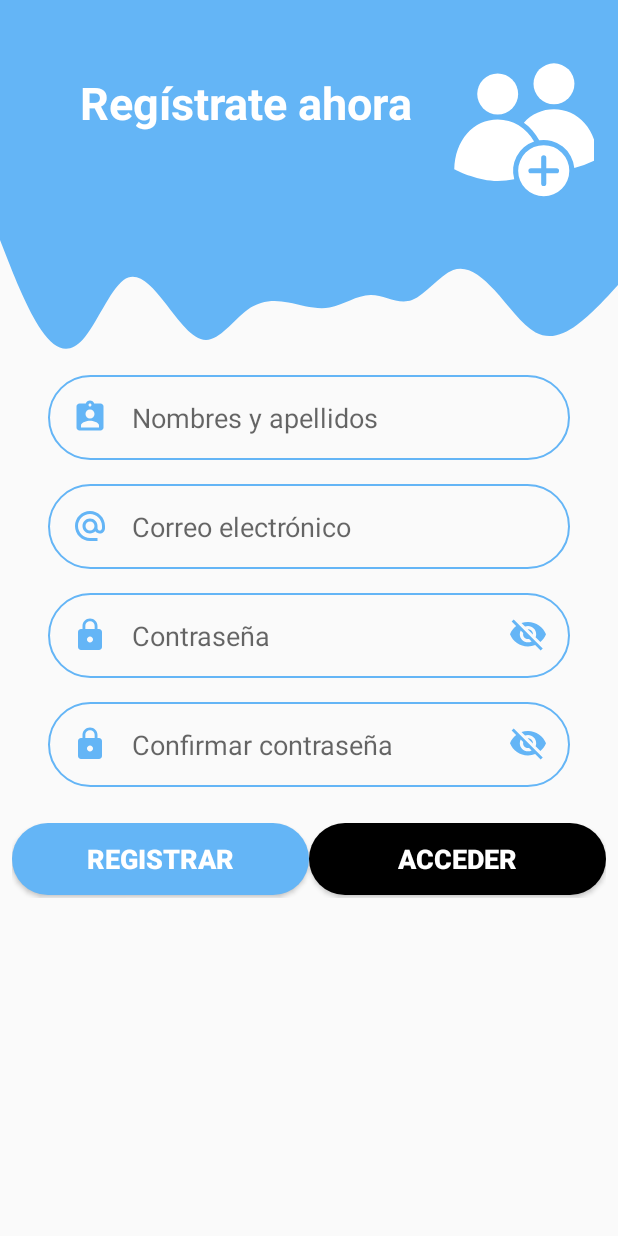
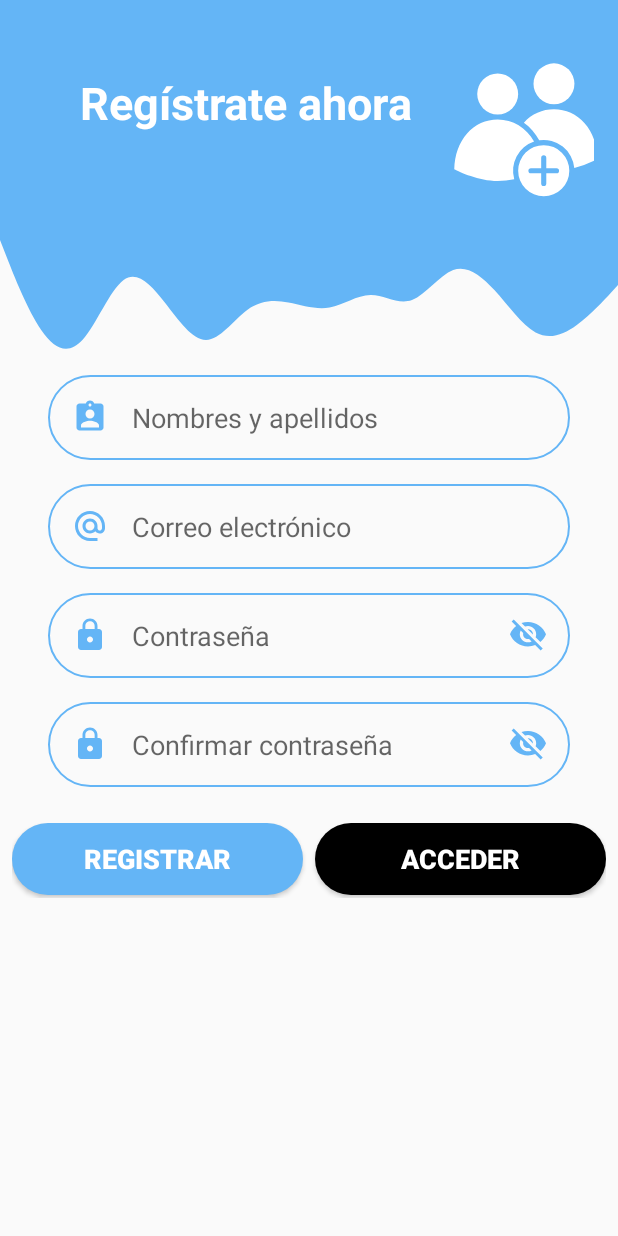
Before and after one commit to miguel192227/TecnicAll_completo, an Android app: the RegistroActivity screen opened directly, with no data from a screen before it, on a phone screen of 412 x 824 dp. Run offline under Robolectric (Android 15) with nearby library versions, the phone set to English and light mode, and no system bars.

Commit message:
Version 15/09/2020: agregamos biblioteca cardview, firebaseauth y ajustes en espacio entre botones de la vista registro
Version 15/09/2020: agregamos biblioteca cardview, firebaseauth y ajustes en espacio entre botones de la vista registro

```diff
--- a/app/src/main/res/layout/activity_registro.xml
+++ b/app/src/main/res/layout/activity_registro.xml
@@ -1,12 +1,11 @@
 <?xml version="1.0" encoding="utf-8"?>
 <ScrollView xmlns:android="http://schemas.android.com/apk/res/android"
-    android:layout_width="match_parent"
-    android:layout_height="match_parent"
-    android:fillViewport="true">
+            xmlns:app="http://schemas.android.com/apk/res-auto" xmlns:tools="http://schemas.android.com/tools"
+            android:id="@+id/scrollViewRegistro"
+            android:layout_width="match_parent"
+            android:layout_height="match_parent" android:fillViewport="true">
 
-    <androidx.constraintlayout.widget.ConstraintLayout xmlns:android="http://schemas.android.com/apk/res/android"
-        xmlns:app="http://schemas.android.com/apk/res-auto"
-        xmlns:tools="http://schemas.android.com/tools"
+    <androidx.constraintlayout.widget.ConstraintLayout
         android:layout_width="match_parent"
         android:layout_height="match_parent"
         tools:context=".RegistroActivity">
@@ -18,7 +17,7 @@
             android:background="@color/colorPrimary"
             app:layout_constraintEnd_toEndOf="parent"
             app:layout_constraintStart_toStartOf="parent"
-            app:layout_constraintTop_toTopOf="parent" />
+            app:layout_constraintTop_toTopOf="parent"/>
 
         <View
             android:id="@+id/olaViewRegistro"
@@ -27,7 +26,7 @@
             android:background="@drawable/ola"
             app:layout_constraintEnd_toEndOf="parent"
             app:layout_constraintStart_toStartOf="parent"
-            app:layout_constraintTop_toBottomOf="@+id/cabeceraViewRegistro" />
+            app:layout_constraintTop_toBottomOf="@+id/cabeceraViewRegistro"/>
 
         <ImageView
             android:id="@+id/personImageViewRegistro"
@@ -37,7 +36,7 @@
             android:layout_marginEnd="16dp"
             app:layout_constraintEnd_toEndOf="parent"
             app:layout_constraintTop_toTopOf="parent"
-            app:srcCompat="@drawable/ic_person_add" />
+            app:srcCompat="@drawable/ic_person_add"/>
 
         <TextView
             android:id="@+id/cabeceraTextViewRegistro"
@@ -51,7 +50,7 @@
             android:textStyle="bold"
             app:layout_constraintEnd_toStartOf="@+id/personImageViewRegistro"
             app:layout_constraintStart_toStartOf="parent"
-            app:layout_constraintTop_toTopOf="parent" />
+            app:layout_constraintTop_toTopOf="parent"/>
 
         <EditText
             android:id="@+id/inputNombresApellidos"
@@ -68,7 +67,7 @@
             android:padding="16dp"
             app:layout_constraintEnd_toEndOf="parent"
             app:layout_constraintStart_toStartOf="parent"
-            app:layout_constraintTop_toBottomOf="@+id/olaViewRegistro" />
+            app:layout_constraintTop_toBottomOf="@+id/olaViewRegistro"/>
 
         <EditText
             android:id="@+id/inputCorreoRegistro"
@@ -86,7 +85,7 @@
             android:padding="16dp"
             app:layout_constraintEnd_toEndOf="parent"
             app:layout_constraintStart_toStartOf="parent"
-            app:layout_constraintTop_toBottomOf="@+id/inputNombresApellidos" />
+            app:layout_constraintTop_toBottomOf="@+id/inputNombresApellidos"/>
 
         <EditText
             android:id="@+id/inputContraseñaRegistro"
@@ -105,7 +104,7 @@
             android:padding="16dp"
             app:layout_constraintEnd_toEndOf="parent"
             app:layout_constraintStart_toStartOf="parent"
-            app:layout_constraintTop_toBottomOf="@+id/inputCorreoRegistro" />
+            app:layout_constraintTop_toBottomOf="@+id/inputCorreoRegistro"/>
 
         <EditText
             android:id="@+id/inputRepetirContraseñaRegistro"
@@ -124,7 +123,7 @@
             android:padding="16dp"
             app:layout_constraintEnd_toEndOf="parent"
             app:layout_constraintStart_toStartOf="parent"
-            app:layout_constraintTop_toBottomOf="@+id/inputContraseñaRegistro" />
+            app:layout_constraintTop_toBottomOf="@+id/inputContraseñaRegistro"/>
 
         <LinearLayout
             android:id="@+id/linerLayoutRegistro"
@@ -147,8 +146,11 @@
                 android:text="@string/text_btn_registrar"
                 android:textColor="@android:color/white"
                 android:textSize="18sp"
-                android:textStyle="bold" />
+                android:textStyle="bold"/>
 
+            <Space
+                android:id="@+id/spaceRegistro"
+                android:layout_width="8dp" android:layout_height="wrap_content" />
             <Button
                 android:id="@+id/buttonAcceder"
                 android:layout_width="0dp"
@@ -158,7 +160,7 @@
                 android:text="@string/text_btn_acceder"
                 android:textColor="@android:color/white"
                 android:textSize="18sp"
-                android:textStyle="bold" />
+                android:textStyle="bold"/>
         </LinearLayout>
 
     </androidx.constraintlayout.widget.ConstraintLayout>
--- a/build.gradle
+++ b/build.gradle
@@ -1,6 +1,6 @@
 // Top-level build file where you can add configuration options common to all sub-projects/modules.
 buildscript {
-    ext.kotlin_version = "1.3.72"
+    ext.kotlin_version = "1.4.0"
     repositories {
         google()
         jcenter()
```
Also changed, not shown: app/build.gradle (+9 -5 lines).
